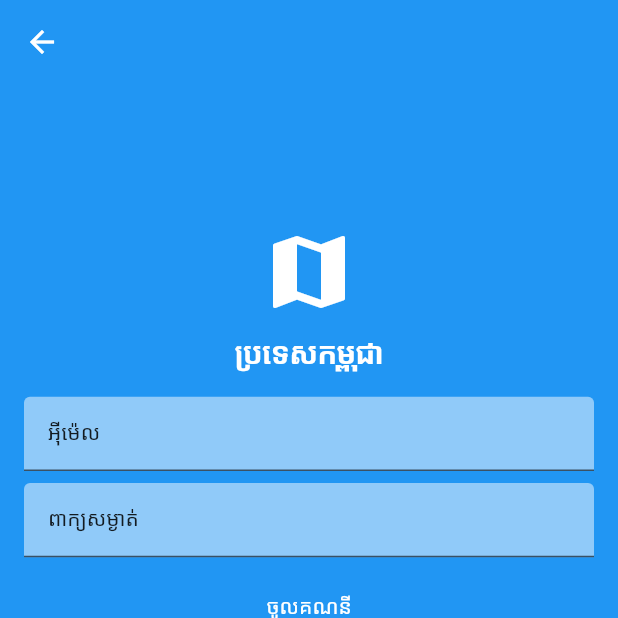
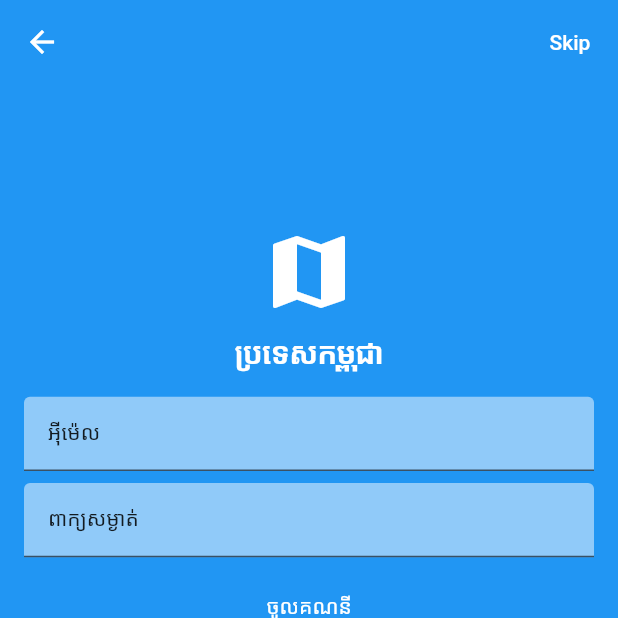
Before and after one commit to CSG6Project1/cambodia_geography_mobile, a Flutter app: the SignUpScreen screen opened directly, after a tap on "មានគណនីរូចហើយ? ចូលគណនី", on a phone screen of 412 x 824 dp, the top half of it. Run offline on Flutter 3.47's test engine with Material 2 defaults, Android fonts, the phone set to English and light mode, and no system bars; our stand-ins replace after_layout, cached_network_image, firebase_auth, firebase_core, flutter_map, flutter_markdown and 12 more; missing offline and left inert: delta_markdown, flutter_facebook_auth, flutter_quill, http_interceptor, japx, rect_getter and 1 more; accounts and stored records are empty; generated files the repository leaves out were written again; statements that could not run were skipped.

```diff
--- a/lib/app.dart
+++ b/lib/app.dart
@@ -78,7 +78,7 @@ class _AppState extends State<App> {
     return MaterialApp(
       theme: ThemeConfig(isDarkMode).themeData,
       debugShowCheckedModeBanner: false,
-      home: RouteConfig(settings: null).routes[initialRoute]?.screen ?? HomeScreen(),
+      home: RouteConfig().routes[initialRoute]?.screen ?? HomeScreen(),
       navigatorObservers: [HeroController()],
       onGenerateRoute: (setting) => RouteConfig(settings: setting).generate(),
       locale: locale,
--- a/lib/configs/route_config.dart
+++ b/lib/configs/route_config.dart
@@ -1,3 +1,4 @@
+import 'package:cambodia_geography/configs/cg_page_route.dart';
 import 'package:cambodia_geography/models/places/place_model.dart';
 import 'package:cambodia_geography/models/tb_district_model.dart';
 import 'package:cambodia_geography/models/tb_province_model.dart';
@@ -29,6 +30,7 @@ class CgRouteSetting {
   final bool fullscreenDialog;
   final bool canSwap;
   final Widget? screen;
+  final Color? fillColor;
 
   CgRouteSetting({
     required this.isRoot,
@@ -37,12 +39,18 @@ class CgRouteSetting {
     this.canSwap = true,
     this.fullscreenDialog = false,
     this.screen,
+    this.fillColor,
   });
 }
 
 class RouteConfig {
   final RouteSettings? settings;
-  RouteConfig({this.settings});
+  final BuildContext? context;
+
+  RouteConfig({
+    this.settings,
+    this.context,
+  });
 
   static const String HOME = '/home';
   static const String DISTRICT = '/district';
@@ -63,9 +71,19 @@ class RouteConfig {
   static const String COMMENT = '/comment';
   static const String NOTFOUND = '/404';
 
+  /// List of route that use custom page route
+  /// instead of `SwipeablePageRoute`
+  static const List<String> routesWithCustomTransitions = [LOGIN, SIGNUP];
+
   Route<dynamic> generate() {
     String? name = settings?.name;
     if (!routes.containsKey(name) || name == null) name = NOTFOUND;
+    if (routesWithCustomTransitions.contains(name)) {
+      return CgPageRoute.sharedAxis(
+        (context, animation, secondaryAnimation) => routes[name]?.screen ?? NotFoundScreen(),
+        fillColor: routes[name]?.fillColor,
+      );
+    } else {
       return SwipeablePageRoute(
         canSwipe: routes[name]?.canSwap == true,
         canOnlySwipeFromEdge: true,
@@ -73,6 +91,7 @@ class RouteConfig {
         builder: routes[name]!.route,
         fullscreenDialog: routes[name]!.fullscreenDialog,
       );
+    }
   }
 
   Map<String, CgRouteSetting> get routes {
@@ -96,11 +115,13 @@ class RouteConfig {
         isRoot: false,
         title: "LOGIN",
         screen: LoginScreen(),
+        fillColor: context != null ? Theme.of(context!).colorScheme.surface : null,
         route: (context) => LoginScreen(),
       ),
       SIGNUP: CgRouteSetting(
         isRoot: false,
         title: "SIGNUP",
+        fillColor: context != null ? Theme.of(context!).colorScheme.primary : null,
         screen: SignUpScreen(),
         route: (context) => SignUpScreen(),
       ),
--- a/lib/screens/auth/login_screen.dart
+++ b/lib/screens/auth/login_screen.dart
@@ -8,6 +8,8 @@ import 'package:cambodia_geography/models/apis/user_token_model.dart';
 import 'package:cambodia_geography/screens/auth/local_widgets/social_buttons.dart';
 import 'package:cambodia_geography/screens/auth/signup_screen.dart';
 import 'package:cambodia_geography/services/authentications/auth_api.dart';
+import 'package:cambodia_geography/services/storages/init_app_state_storage.dart';
+import 'package:cambodia_geography/types/app_state_type.dart';
 import 'package:cambodia_geography/widgets/cg_app_bar_title.dart';
 import 'package:cambodia_geography/widgets/cg_child_divider.dart';
 import 'package:cambodia_geography/widgets/cg_headline_text.dart';
@@ -45,6 +47,17 @@ class _LoginScreenState extends State<LoginScreen> with CgThemeMixin, CgMediaQue
         brightness: Brightness.dark,
         elevation: 0.0,
         backgroundColor: Colors.transparent,
+        actions: [
+          CgButton(
+            labelText: "Skip",
+            backgroundColor: colorScheme.primary,
+            foregroundColor: colorScheme.onPrimary,
+            onPressed: () async {
+              await InitAppStateStorage().setCurrentState(AppStateType.skippedAuth);
+              Navigator.of(context).pushNamed(await InitAppStateStorage().getInitialRouteName());
+            },
+          )
+        ],
       ),
       body: CgListViewSpacer(
         builder: (context, spacer) {
--- a/lib/screens/auth/signup_screen.dart
+++ b/lib/screens/auth/signup_screen.dart
@@ -5,6 +5,8 @@ import 'package:cambodia_geography/mixins/cg_media_query_mixin.dart';
 import 'package:cambodia_geography/mixins/cg_theme_mixin.dart';
 import 'package:cambodia_geography/screens/auth/local_widgets/social_buttons.dart';
 import 'package:cambodia_geography/screens/auth/login_screen.dart';
+import 'package:cambodia_geography/services/storages/init_app_state_storage.dart';
+import 'package:cambodia_geography/types/app_state_type.dart';
 import 'package:cambodia_geography/widgets/cg_child_divider.dart';
 import 'package:cambodia_geography/widgets/cg_headline_text.dart';
 import 'package:cambodia_geography/widgets/cg_list_view_spacer.dart';
@@ -30,6 +32,17 @@ class _SignUpScreenState extends State<SignUpScreen> with CgThemeMixin, CgMediaQ
         brightness: Brightness.light,
         elevation: 0.0,
         backgroundColor: Colors.transparent,
+        actions: [
+          CgButton(
+            labelText: "Skip",
+            backgroundColor: colorScheme.surface,
+            foregroundColor: colorScheme.onSurface,
+            onPressed: () async {
+              await InitAppStateStorage().setCurrentState(AppStateType.skippedAuth);
+              Navigator.of(context).pushNamed(await InitAppStateStorage().getInitialRouteName());
+            },
+          ),
+        ],
       ),
       body: CgListViewSpacer(
         builder: (context, spacer) {
```
Lines whose indentation alone changed are shown as unchanged.
